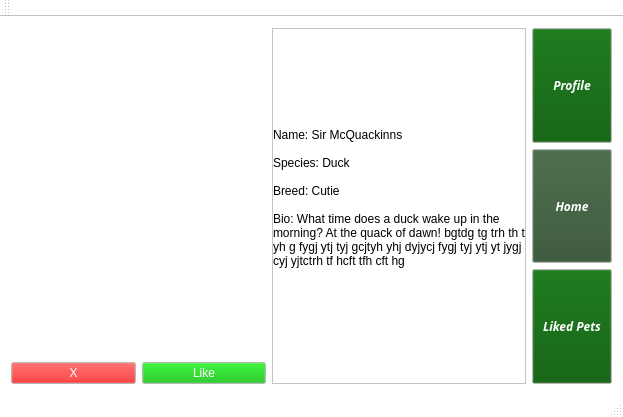
The window that pet_tinder/gui/petfinder.ui (CS-205-S21/team_1_4) describes before a commit, drawn with Qt 5.
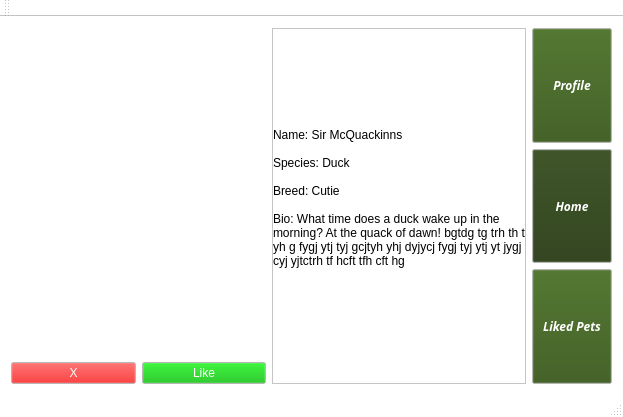
The same window after the commit.

Patch:
```diff
--- a/pet_tinder/gui/petfinder.ui
+++ b/pet_tinder/gui/petfinder.ui
@@ -536,9 +536,9 @@
              <colorrole role="Button">
               <brush brushstyle="SolidPattern">
                <color alpha="255">
-                <red>0</red>
+                <red>50</red>
                 <green>85</green>
-                <blue>0</blue>
+                <blue>19</blue>
                </color>
               </brush>
              </colorrole>
@@ -547,9 +547,9 @@
              <colorrole role="Button">
               <brush brushstyle="SolidPattern">
                <color alpha="255">
-                <red>0</red>
+                <red>50</red>
                 <green>85</green>
-                <blue>0</blue>
+                <blue>19</blue>
                </color>
               </brush>
              </colorrole>
@@ -558,9 +558,9 @@
              <colorrole role="Button">
               <brush brushstyle="SolidPattern">
                <color alpha="255">
-                <red>0</red>
+                <red>50</red>
                 <green>85</green>
-                <blue>0</blue>
+                <blue>19</blue>
                </color>
               </brush>
              </colorrole>
@@ -597,9 +597,9 @@
              <colorrole role="Button">
               <brush brushstyle="SolidPattern">
                <color alpha="255">
-                <red>47</red>
-                <green>79</green>
-                <blue>47</blue>
+                <red>38</red>
+                <green>59</green>
+                <blue>18</blue>
                </color>
               </brush>
              </colorrole>
@@ -608,9 +608,9 @@
              <colorrole role="Button">
               <brush brushstyle="SolidPattern">
                <color alpha="255">
-                <red>47</red>
-                <green>79</green>
-                <blue>47</blue>
+                <red>38</red>
+                <green>59</green>
+                <blue>18</blue>
                </color>
               </brush>
              </colorrole>
@@ -619,9 +619,9 @@
              <colorrole role="Button">
               <brush brushstyle="SolidPattern">
                <color alpha="255">
-                <red>47</red>
-                <green>79</green>
-                <blue>47</blue>
+                <red>38</red>
+                <green>59</green>
+                <blue>18</blue>
                </color>
               </brush>
              </colorrole>
@@ -655,9 +655,9 @@
              <colorrole role="Button">
               <brush brushstyle="SolidPattern">
                <color alpha="255">
-                <red>0</red>
+                <red>50</red>
                 <green>85</green>
-                <blue>0</blue>
+                <blue>19</blue>
                </color>
               </brush>
              </colorrole>
@@ -666,9 +666,9 @@
              <colorrole role="Button">
               <brush brushstyle="SolidPattern">
                <color alpha="255">
-                <red>0</red>
+                <red>50</red>
                 <green>85</green>
-                <blue>0</blue>
+                <blue>19</blue>
                </color>
               </brush>
              </colorrole>
@@ -677,9 +677,9 @@
              <colorrole role="Button">
               <brush brushstyle="SolidPattern">
                <color alpha="255">
-                <red>0</red>
+                <red>50</red>
                 <green>85</green>
-                <blue>0</blue>
+                <blue>19</blue>
                </color>
               </brush>
              </colorrole>
```
